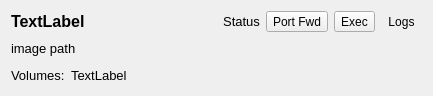
namuan/kube-rider, file resources/ui/pod_container_widget.ui: the form before one commit.
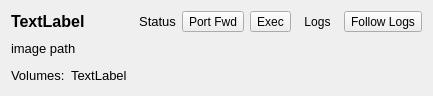
The form after the commit.

Patch:
```diff
--- a/resources/ui/pod_container_widget.ui
+++ b/resources/ui/pod_container_widget.ui
@@ -84,6 +84,13 @@
        </property>
       </widget>
      </item>
+     <item>
+      <widget class="QToolButton" name="btn_follow_logs">
+       <property name="text">
+        <string>Follow Logs</string>
+       </property>
+      </widget>
+     </item>
     </layout>
    </item>
    <item>
```
